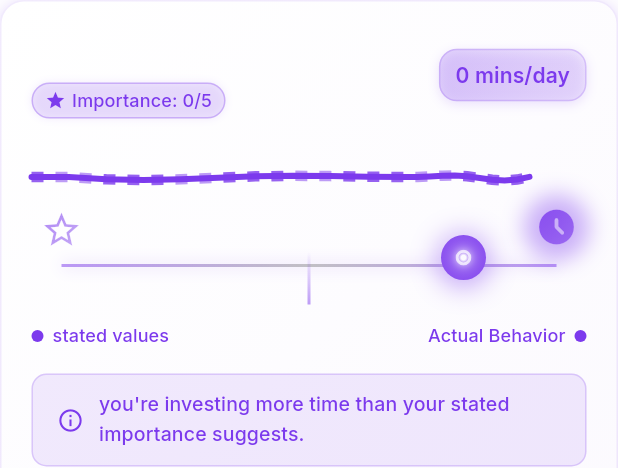
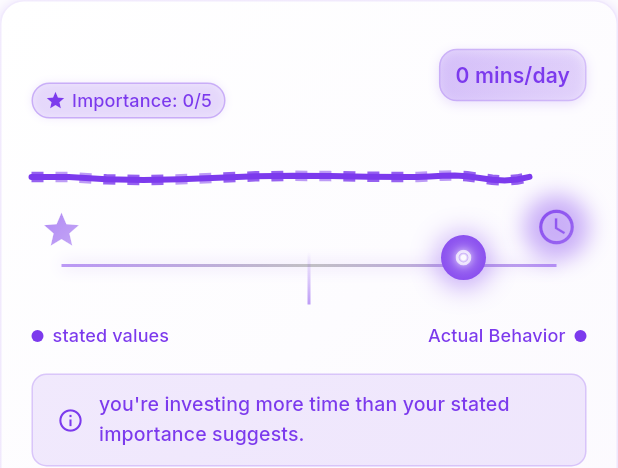
Before and after one commit to jwgillispie/tug, a Flutter app: the EnhancedTugOfWarWidget widget shown alone on an empty page, opened directly with empty values, on a phone screen of 412 x 824 dp. Shown: the top 468 px of the screen. Run offline on Flutter 3.47's test engine with Material 3 defaults, Android fonts, the phone set to English and light mode, and no system bars; our stand-ins replace cloud_firestore, confetti, dio, equatable, firebase_auth, firebase_core and 7 more; missing offline and left inert: purchases_flutter; accounts and stored records are empty; generated files the repository leaves out were written again; network calls fail.

```diff
--- a/tug/lib/screens/legal/privacy_policy_screen.dart
+++ b/tug/lib/screens/legal/privacy_policy_screen.dart
@@ -113,7 +113,7 @@ class PrivacyPolicyScreen extends StatelessWidget {
                   '• Deletion: You can request that we delete your personal information.\n'
                   '• Restriction: You can request that we restrict the processing of your information.\n'
                   '• Data Portability: You can request a copy of your information in a structured, commonly used, and machine-readable format.\n\n'
-                  'To exercise these rights, please contact us at jordangillispie@outlookcom.',
+                  'To exercise these rights, please contact us at jordangillispie@outlook.com.',
             ),
 
             // Changes to this Privacy Policy
@@ -127,7 +127,7 @@ class PrivacyPolicyScreen extends StatelessWidget {
             _buildSection(
               context,
               'contact information',
-              'If you have any questions about this Privacy Policy, please contact us at jordangillispie@outlookcom.',
+              'If you have any questions about this Privacy Policy, please contact us at jordangillispie@outlook.com.',
             ),
 
             // Last section padding
--- a/tug/lib/utils/theme/theme.dart
+++ b/tug/lib/utils/theme/theme.dart
@@ -58,7 +58,7 @@ class TugTheme {
     ),
 
     // Enhanced card styling
-    cardTheme: CardTheme(
+    cardTheme: CardThemeData(
       elevation: 2,
       shadowColor: TugColors.primaryPurple.withOpacity(0.1),
       shape: RoundedRectangleBorder(
@@ -182,7 +182,7 @@ class TugTheme {
     ),
 
     // Tab bar theme for consistent navigation
-    tabBarTheme: TabBarTheme(
+    tabBarTheme: TabBarThemeData(
       labelColor: TugColors.primaryPurple,
       unselectedLabelColor: TugColors.lightTextSecondary,
       indicatorColor: TugColors.primaryPurple,
@@ -204,7 +204,7 @@ class TugTheme {
     ),
 
     // Dialog theme for pop-ups
-    dialogTheme: DialogTheme(
+    dialogTheme: DialogThemeData(
       backgroundColor: Colors.white,
       elevation: 24,
       shape: RoundedRectangleBorder(
@@ -275,7 +275,7 @@ class TugTheme {
     ),
 
     // Enhanced card styling
-    cardTheme: CardTheme(
+    cardTheme: CardThemeData(
       elevation: 4,
       shadowColor: Colors.black.withOpacity(0.4),
       shape: RoundedRectangleBorder(
@@ -422,7 +422,7 @@ class TugTheme {
     ),
 
     // Tab bar theme for consistent navigation
-    tabBarTheme: TabBarTheme(
+    tabBarTheme: TabBarThemeData(
       labelColor: TugColors.primaryPurpleLight,
       unselectedLabelColor: TugColors.darkTextSecondary,
       indicatorColor: TugColors.primaryPurpleLight,
@@ -444,7 +444,7 @@ class TugTheme {
     ),
 
     // Dialog theme for pop-ups
-    dialogTheme: DialogTheme(
+    dialogTheme: DialogThemeData(
       backgroundColor: TugColors.darkSurface,
       elevation: 24,
       shape: RoundedRectangleBorder(
--- a/tug/lib/widgets/tug_of_war/enhanced_tug_of_war_widget.dart
+++ b/tug/lib/widgets/tug_of_war/enhanced_tug_of_war_widget.dart
@@ -184,20 +184,21 @@ class _EnhancedTugOfWarWidgetState extends State<EnhancedTugOfWarWidget> with Si
     }
   }
 
-  // Get icon for character state instead of emoji
-  IconData _getCharacterIcon(String side, String state) {
-    if (side == 'stated') {
-      switch (state) {
-        case 'winning': return Icons.star_rounded;
-        case 'losing': return Icons.star_outline;
-        default: return Icons.star_half_rounded;
-      }
-    } else { // actual side
-      switch (state) {
-        case 'winning': return Icons.access_time_filled_rounded;
-        case 'losing': return Icons.access_time_outlined;
-        default: return Icons.access_time_rounded;
-      }
+  // Use constant icons to avoid dynamic IconData
+  static const IconData _statedIcon = Icons.star;
+  static const IconData _actualIcon = Icons.access_time;
+  static const IconData _warningIcon = Icons.warning_amber_rounded;
+  static const IconData _infoIcon = Icons.info_outline;
+  static const IconData _checkIcon = Icons.check_circle;
+
+  // Get message icon based on position
+  IconData _getMessageIcon() {
+    if (_position < -0.4) {
+      return _warningIcon;
+    } else if (_position > 0.4) {
+      return _infoIcon;
+    } else {
+      return _checkIcon;
     }
   }
 
@@ -511,7 +512,7 @@ class _EnhancedTugOfWarWidgetState extends State<EnhancedTugOfWarWidget> with Si
                                         ],
                                       ).createShader(bounds),
                                       child: Icon(
-                                        _getCharacterIcon('stated', statedCharacterState),
+                                        _statedIcon,
                                         size: 28,
                                       ),
                                     ),
@@ -567,7 +568,7 @@ class _EnhancedTugOfWarWidgetState extends State<EnhancedTugOfWarWidget> with Si
                                         ],
                                       ).createShader(bounds),
                                       child: Icon(
-                                        _getCharacterIcon('actual', actualCharacterState),
+                                        _actualIcon,
                                         size: 28,
                                       ),
                                     ),
@@ -775,9 +776,7 @@ class _EnhancedTugOfWarWidgetState extends State<EnhancedTugOfWarWidget> with Si
                 child: Row(
                   children: [
                     Icon(
-                      _position < -0.4
-                          ? Icons.warning_amber_rounded
-                          : (_position > 0.4 ? Icons.info_outline : Icons.check_circle),
+                      _getMessageIcon(),
                       color: _valueColor,
                       size: 18,
                     ),
```
Also changed, not shown: tug/lib/models/achievement_model.dart (+25 -1 lines), tug/lib/screens/legal/terms_screen.dart (+13 -0 lines), tug/lib/screens/rankings/rankings_screen.dart (+6 -4 lines), tug/lib/screens/subscription/subscription_screen.dart (+39 -54 lines), tug/lib/widgets/tug_of_war/tug_of_war_widget.dart (+8 -3 lines), tug/pubspec.lock, 4 other files.
